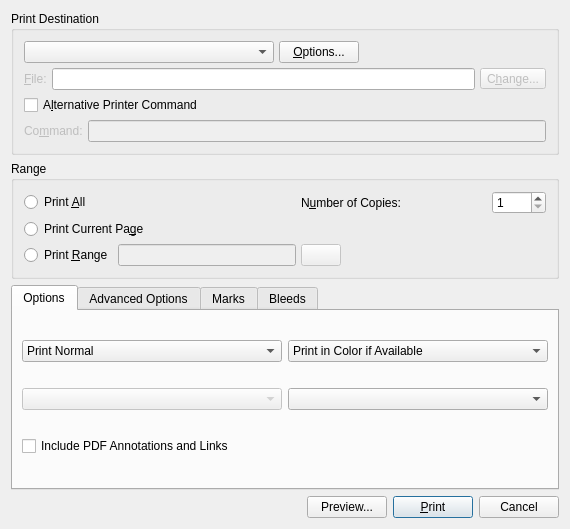
Above: scribus/ui/printdialogbase.ui from scribusproject/scribus before the change. Below: the same form after it.
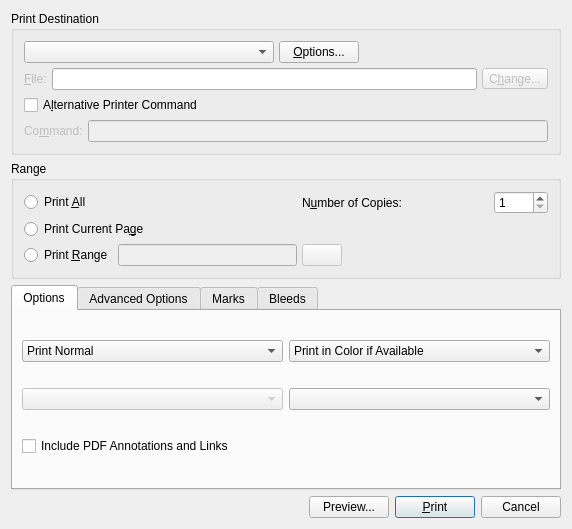
That is the form after the change. Custom widgets are drawn as their Qt base class.

Commit message: #12507: Add tooltip for page range button

The edit to the form file:
```diff
--- a/scribus/ui/printdialogbase.ui
+++ b/scribus/ui/printdialogbase.ui
@@ -6,7 +6,7 @@
    <rect>
     <x>0</x>
     <y>0</y>
-    <width>570</width>
+    <width>572</width>
     <height>529</height>
    </rect>
   </property>
```
Left out of the diff: 25 changed lines with no effect on the pictures. The commit also changes 3 other files.
